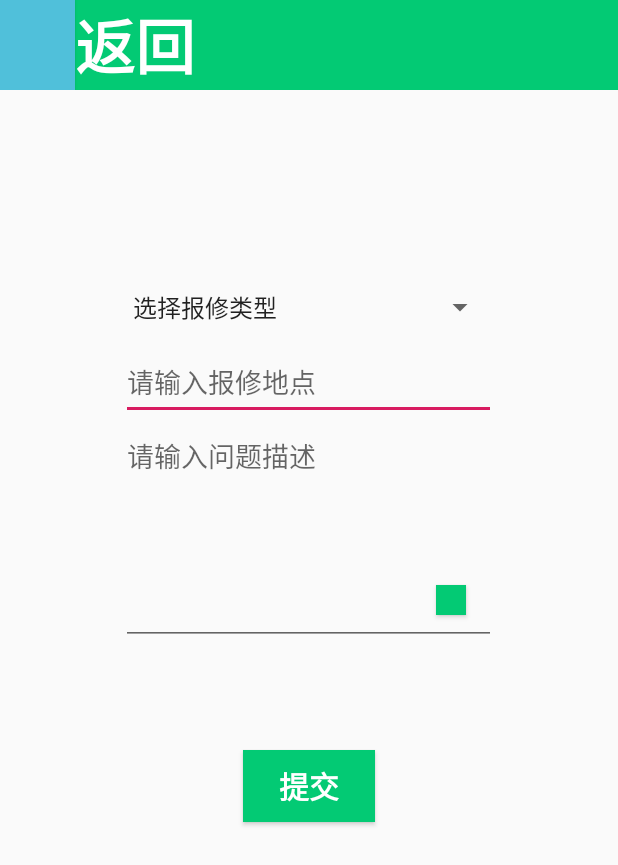
After one commit to TrentWu/FingerCampus, an Android app: the layout repairs_main.xml on its own in the app's theme, with its tools: preview values and no code run, on a phone screen of 412 x 824 dp. The commit adds this screen. Shown: the top 865 px of the screen. Run offline under Robolectric (Android 15) with nearby library versions, the phone set to English and light mode, and no system bars.

Commit message:
1.报修界面（仅编写了布局以及基本样式，UI未加，activity未加） 2.在主页面增加“报修”入口

```diff
--- a/app/src/main/java/com/example/fingercampus/MainActivity.java
+++ b/app/src/main/java/com/example/fingercampus/MainActivity.java
@@ -1,5 +1,6 @@
 package com.example.fingercampus;
 
+import android.content.Intent;
 import android.content.SharedPreferences;
 import android.graphics.Typeface;
 import android.support.v7.app.AppCompatActivity;
--- a/app/src/main/res/layout/activity_main.xml
+++ b/app/src/main/res/layout/activity_main.xml
@@ -15,5 +15,13 @@
         android:background="#00000000"
         app:layout_constraintEnd_toEndOf="parent"
         tools:ignore="MissingConstraints" />
+    <Button
+        android:text="@string/repair"
+        android:textColor="@color/firstColor"
+        android:id="@+id/repair"
+        android:layout_width="wrap_content"
+        android:layout_height="wrap_content"
+        android:background="#00000000"
+        tools:ignore="MissingConstraints" />
 
 </android.support.constraint.ConstraintLayout>
--- /dev/null
+++ b/app/src/main/res/layout/repairs_main.xml
@@ -0,0 +1,99 @@
+<?xml version="1.0" encoding="utf-8"?>
+<LinearLayout xmlns:android="http://schemas.android.com/apk/res/android"
+    xmlns:tools="http://schemas.android.com/tools"
+    android:layout_width="match_parent"
+    android:layout_height="match_parent"
+    android:orientation="vertical">
+    <LinearLayout
+        android:layout_width="match_parent"
+        android:layout_height="60dp"
+        android:background="@color/firstColor"
+        >
+        <Button
+            android:id="@+id/repair_back"
+            android:layout_width="50dp"
+            android:background="@color/secondColor"
+            android:layout_height="match_parent"/>
+        <TextView
+            android:layout_width="match_parent"
+            android:layout_height="match_parent"
+            android:text="@string/back"
+            android:textColor="#ffffff"
+            android:gravity="center_vertical"
+            android:textSize="40sp"
+            android:textStyle="bold"/>
+    </LinearLayout>
+    <Spinner
+        android:id="@+id/repair_select"
+        android:layout_width="250dp"
+        android:layout_height="50dp"
+        android:layout_gravity="center"
+        android:layout_marginTop="120dp"
+        android:entries="@array/repair_type"/>
+    <EditText
+        android:id="@+id/repair_position"
+        android:layout_width="250dp"
+        android:layout_height="50dp"
+        android:layout_gravity="center"
+        android:hint="@string/repair_position"
+        tools:ignore="Autofill,TextFields" />
+    <RelativeLayout
+        android:layout_width="wrap_content"
+        android:layout_height="wrap_content"
+        android:layout_gravity="center">
+    <EditText
+        android:id="@+id/repair_des"
+        android:layout_width="250dp"
+        android:layout_height="150dp"
+        android:layout_gravity="center"
+        android:hint="@string/repair_des"
+        android:gravity="top|start"
+        tools:ignore="Autofill,TextFields" />
+        <Button
+            android:id="@+id/repair_plus"
+            android:layout_width="20dp"
+            android:layout_height="20dp"
+            android:background="@color/firstColor"
+            android:layout_alignBottom="@+id/repair_des"
+            android:layout_alignEnd="@+id/repair_des"
+            android:layout_marginBottom="20dp"
+            android:layout_marginEnd="20dp"/>
+        <LinearLayout
+            android:layout_width="85dp"
+            android:layout_height="30dp"
+            android:visibility="invisible"
+            android:layout_marginEnd="20dp"
+            android:layout_marginTop="-10dp"
+            android:layout_below="@+id/repair_des"
+            android:layout_alignEnd="@+id/repair_des"
+            android:gravity="center_vertical"
+            android:orientation="horizontal"
+            android:background="@color/secondColor">
+            <Button
+                android:id="@+id/repair_audio"
+                android:layout_width="20dp"
+                android:layout_height="20dp"
+                android:layout_marginStart="15dp"
+                android:background="#ffffff"
+                tools:ignore="ButtonStyle" />
+            <Button
+                android:id="@+id/repair_picture"
+                android:layout_marginStart="15dp"
+                android:layout_width="20dp"
+                android:layout_height="20dp"
+                android:background="#ffffff"
+                tools:ignore="ButtonStyle" />
+        </LinearLayout>
+    </RelativeLayout>
+    <Button
+        android:layout_marginTop="50dp"
+        android:id="@+id/submit"
+        android:background="@color/firstColor"
+        android:textColor="#ffffff"
+        android:textSize="20sp"
+        android:textStyle="bold"
+        android:layout_width="wrap_content"
+        android:layout_height="wrap_content"
+        android:layout_gravity="center"
+        android:text="@string/submit"/>
+</LinearLayout>
--- /dev/null
+++ b/app/src/main/res/values/repair_type.xml
@@ -0,0 +1,11 @@
+<?xml version="1.0" encoding="utf-8"?>
+<resources>
+    //这里添加报修的类型
+    <string-array name="repair_type">
+        <item>选择报修类型</item>
+        <item>1</item>
+        <item>2</item>
+        <item>3</item>
+        <item>4</item>
+    </string-array>
+</resources>
--- a/app/src/main/res/values/strings.xml
+++ b/app/src/main/res/values/strings.xml
@@ -15,5 +15,9 @@
     <string name="tip3">验证码</string>
     <string name="clicktoget">点击获取</string>
     <string name="back">返回</string>
+    <string name="repair">报修</string>
+    <string name="repair_position">请输入报修地点</string>
+    <string name="repair_des">请输入问题描述</string>
+    <string name="submit">提交</string>
     <!--    <string name="icons">在此添加图标Unicode代码</string>-->
 </resources>
```
